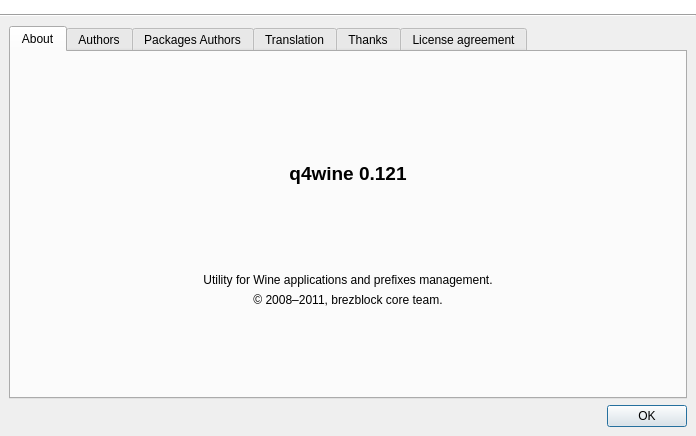
First picture: the form in src/q4wine-gui/uis/About.ui, repository brezerk/q4wine, before the edit.
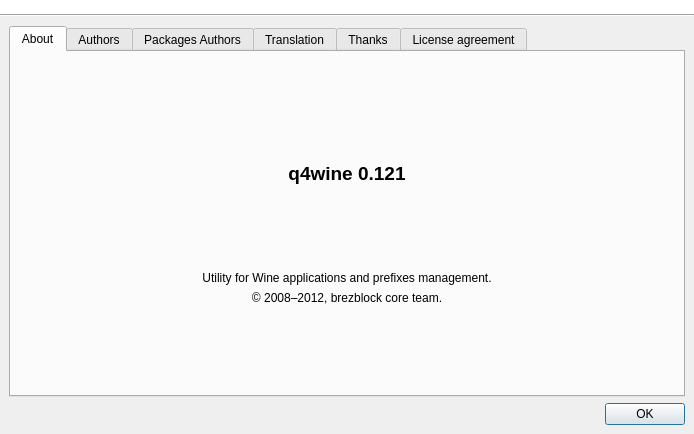
Second picture: the form after the edit. Icons and pictures are not drawn.

Commit message: Update copyrigth dates on About dialog;

Patch:
```diff
--- a/src/q4wine-gui/uis/About.ui
+++ b/src/q4wine-gui/uis/About.ui
@@ -6,8 +6,8 @@
    <rect>
     <x>0</x>
     <y>0</y>
-    <width>696</width>
-    <height>436</height>
+    <width>694</width>
+    <height>434</height>
    </rect>
   </property>
   <property name="minimumSize">
@@ -251,7 +251,7 @@
           <item>
            <widget class="QLabel" name="label_3">
             <property name="text">
-             <string notr="true">© 2008–2011, brezblock core team.</string>
+             <string notr="true">© 2008–2012, brezblock core team.</string>
             </property>
             <property name="alignment">
              <set>Qt::AlignCenter</set>
```
